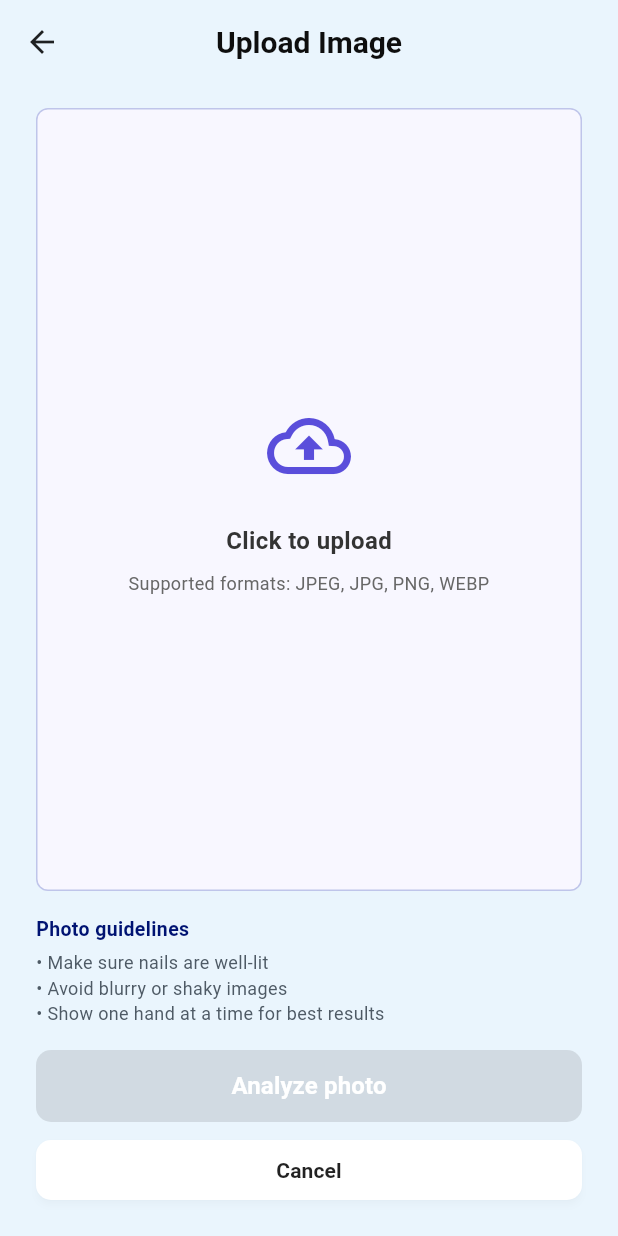
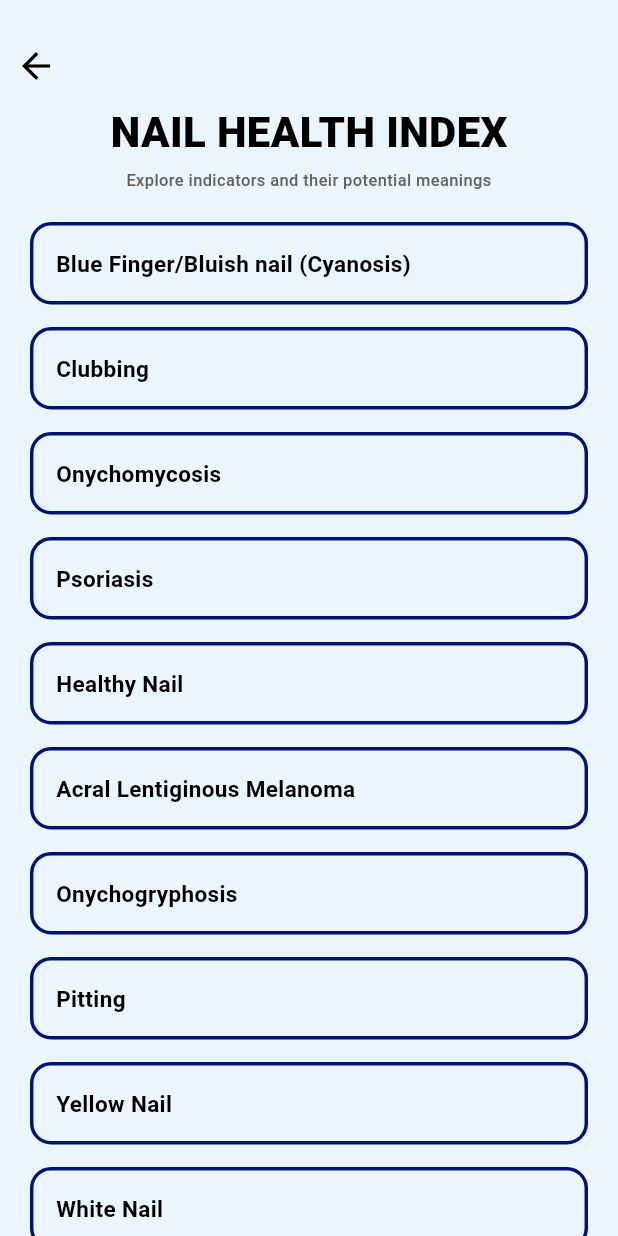
Before and after one commit to harleneee/KuCognition_NIHATI, a Flutter app: the screen it shows after launch, on a phone screen of 412 x 824 dp. Run offline on Flutter 3.47's test engine with Material 3 defaults, Android fonts, the phone set to English and light mode, and no system bars; our stand-ins replace cloud_firestore, firebase_auth, firebase_core, image_picker; accounts and stored records are empty; Roboto replaces fonts that are missing (Montserrat).

Commit message:
learn more & info page

```diff
--- /dev/null
+++ b/lib/data/disease_data.dart
@@ -0,0 +1,172 @@
+class DiseaseInfo {
+  final String name;
+  final String description;
+  final List<String> signs;
+  final String image;
+
+  DiseaseInfo({
+    required this.name,
+    required this.description,
+    required this.signs,
+    required this.image,
+  });
+}
+
+final Map<String, DiseaseInfo> diseaseDatabase = {
+  "Blue Finger/Bluish nail (Cyanosis)": DiseaseInfo(
+    name: "Blue Finger / Cyanosis",
+    image: "assets/images/cyanosis.jpg",
+    description:
+        "Cyanosis is a bluish discoloration of the fingertips, indicating a reduced oxygen level in the blood. This condition typically arises from circulation problems, heart issues, or lung disease. Severe cold exposure can also trigger cyanosis by reducing blood flow to the extremities, causing oxygen deprivation. Cyanosis may be a sign of underlying respiratory.",
+    signs: [
+      "Bluish or purplish nail beds",
+      "Cold fingers",
+      "Reduced oxygen circulation",
+      "Possible numbness or tingling",
+    ],
+  ),
+
+  "Clubbing": DiseaseInfo(
+    name: "Nail Clubbing",
+    image: "assets/images/clubbing.jpg",
+    description:
+        "Nail clubbing is characterized by rounded, bulb-like fingertips and downward-curving nails. It is commonly associated with heart disease, lung cancer, chronic lung infections, or gastrointestinal disorders. The condition is often linked to reduced oxygen levels in the blood and impaired circulation.",
+    signs: [
+      "Rounded, bulb-like fingertips",
+      "Increased nail curvature",
+      "Soft nail beds",
+      "Warm, swollen fingertips",
+    ],
+  ),
+
+  "Onychomycosis": DiseaseInfo(
+    name: "Onychomycosis",
+    image: "assets/images/onychomycosis.jpg",
+    description:
+        "Onychomycosis is a fungal infection of the nails that is often linked to conditions like diabetes or a weakened immune system. This infection causes nail thickening, discoloration, and the buildup of debris beneath the nail. This can also cause nail separation from the nail bed (onycholysis) and are more common in people with diabetic neuropathy.",
+    signs: [
+      "Yellow, brown, or white discoloration",
+      "Thickened or distorted nails",
+      "Crumbling or brittle nail edges",
+      "Separation of nail from nail bed",
+      "Debris buildup under nail",
+    ],
+  ),
+
+  "Psoriasis": DiseaseInfo(
+    name: "Nail Psoriasis",
+    image: "assets/images/psoriasis.jpg",
+    description:
+        "Nail psoriasis is a chronic inflammatory disorder often seen in people with psoriasis or psoriatic arthritis. It causes pitting, discoloration, and nail separation. Psoriasis affects the immune system, leading to abnormal nail growth and the formation of small pits or depressions on the surface of the nails. This condition can cause discomfort and may lead to nail damage if left untreated.",
+    signs: [
+      "Small pits on the nail surface",
+      "Yellow-red discoloration (oil-drop sign)",
+      "Crumbling nails",
+      "Nail separation (onycholysis)",
+    ],
+  ),
+
+  "Healthy Nail": DiseaseInfo(
+    name: "Healthy Nail",
+    image: "assets/images/healthy.jpg",
+    description:
+        "Healthy nails are a reflection of good nutrition, proper circulation, and overall systemic health. They appear smooth, with no ridges or pits, and have a natural pinkish color. If nails become brittle or develop abnormalities, it may signal an underlying health issue such as nutritional deficiencies or poor circulation.",
+    signs: [
+      "Smooth texture",
+      "Uniform pinkish color",
+      "No ridges or pits",
+      "Firm attachment to nail bed",
+    ],
+  ),
+
+  "Acral Lentiginous Melanoma": DiseaseInfo(
+    name: "Acral Lentiginous Melanoma",
+    image: "assets/images/melanoma.jpg",
+    description:
+        "Acral lentiginous melanoma is a rare form of skin cancer that often appears under the nails. Early detection is critical, as it can spread quickly if left untreated. This type of melanoma tends to have dark streaks under the nail and is more common in individuals with darker skin tones. Irregular borders and color changes are warning signs, and it may bleed or cause nail separation.",
+    signs: [
+      "Dark streak under the nail",
+      "Pigmented spot that expands over time",
+      "Irregular borders or color changes",
+      "Nail separation or bleeding",
+    ],
+  ),
+
+  "Onychogryphosis": DiseaseInfo(
+    name: "Onychogryphosis",
+    image: "assets/images/onychogryphosis.jpg",
+    description:
+        "Onychogryphosis, also known as ram's horn nails, results in extreme thickening and curvature of the nails. It may be linked to poor circulation, trauma, or long-term neglect of nail care. This condition causes the nails to become disfigured, and the thickened nails may cause pain when wearing shoes or performing tasks that involve pressure on the toes.",
+    signs: [
+      "Severely thickened nails",
+      "Curved or twisted nail shape",
+      "Yellow-brown color",
+      "Pain when wearing shoes",
+    ],
+  ),
+
+  "Pitting": DiseaseInfo(
+    name: "Nail Pitting",
+    image: "assets/images/pitting.jpg",
+    description:
+        "Nail pitting refers to the development of small depressions or pits on the nail surface. It is most commonly associated with psoriasis, eczema, or alopecia areata. Pitting is thought to result from disrupted keratin production and may be linked to other skin conditions or systemic diseases. People with nail pitting may also experience brittle nails and thinning of the nail plate.",
+    signs: [
+      "Multiple small pits on nails",
+      "Rough or brittle nail surface",
+      "Discoloration",
+      "Possible thinning of nail",
+    ],
+  ),
+
+  "Yellow Nail": DiseaseInfo(
+    name: "Yellow Nail",
+    image: "assets/images/yellownail.jpg",
+    description:
+        "Yellow nail syndrome is associated with respiratory disease, lymphedema, and systemic conditions that impair circulation and immune function. It is characterized by yellow discoloration of the nails, along with slow growth and thickened curvature. This syndrome may be a sign of underlying chronic respiratory conditions, such as bronchiectasis or asthma.",
+    signs: [
+      "Strong yellow discoloration",
+      "Slow nail growth",
+      "Thickened curvature",
+      "Possible swelling of legs or arms",
+    ],
+  ),
+
+  "White Nail": DiseaseInfo(
+    name: "White Nail",
+    image: "assets/images/whitenail.jpg",
+    description:
+        "White nails (leukonychia) are often a sign of liver disease, anemia, or zinc deficiency. The nails may develop white patches or become entirely white, indicating a possible systemic condition. Brittle nails and slow recovery are common, and white nails can also result from trauma or nail infections. It’s important to monitor changes in nail color as they can signal serious health problems.",
+    signs: [
+      "White patches or full nail whitening",
+      "Brittle nail texture",
+      "Possible ridges",
+      "Slow nail recovery",
+    ],
+  ),
+
+  "Beau’s line": DiseaseInfo(
+    name: "Beau’s Lines",
+    image: "assets/images/beausline.jpg",
+    description:
+        "Beau's lines are horizontal indentations that form across the nail plate, often caused by trauma, illness, or nutritional deficiencies. These lines appear when nail growth is temporarily halted due to a health crisis. They may span the entire width of the nail and could indicate a systemic condition such as severe infection, fever, or stress-induced changes.",
+    signs: [
+      "Deep horizontal grooves",
+      "Interrupted nail growth",
+      "Ridges spanning nail width",
+      "History of illness or stress",
+    ],
+  ),
+
+  "Koilonychia": DiseaseInfo(
+    name: "Koilonychia",
+    image: "assets/images/koilonychia.jpg",
+    description:
+        "Koilonychia, commonly known as spoon nails, is often associated with iron deficiency anemia or chronic conditions that affect nutrition. The nails appear concave or spoon-shaped and may become thin or fragile. Koilonychia is a visible indicator of an underlying health condition, and is often accompanied by symptoms like fatigue, dizziness, or pallor.",
+    signs: [
+      "Spoon-shaped nail curvature",
+      "Thin fragile nails",
+      "Pale or whitish color",
+      "Possible fatigue (connected symptom)",
+    ],
+  ),
+};
--- a/lib/screens/learnmore_page.dart
+++ b/lib/screens/learnmore_page.dart
@@ -0,0 +1,113 @@
+import 'package:flutter/material.dart';
+import 'diseaseresults_page.dart'; // <-- IMPORT THE NEW PAGE
+
+class LearnMorePage extends StatelessWidget {
+  LearnMorePage({super.key});
+
+  final List<String> items = [
+    "Blue Finger/Bluish nail (Cyanosis)",
+    "Clubbing",
+    "Onychomycosis",
+    "Psoriasis",
+    "Healthy Nail",
+    "Acral Lentiginous Melanoma",
+    "Onychogryphosis",
+    "Pitting",
+    "Yellow Nail",
+    "White Nail",
+    "Beau’s line",
+    "Koilonychia",
+  ];
+
+  @override
+  Widget build(BuildContext context) {
+    return Scaffold(
+      backgroundColor: const Color(0xFFEAF5FD),
+      body: SafeArea(
+        child: Column(
+          children: [
+            const SizedBox(height: 20),
+
+            Align(
+              alignment: Alignment.centerLeft,
+              child: IconButton(
+                onPressed: () => Navigator.pop(context),
+                icon: const Icon(Icons.arrow_back, size: 28, color: Colors.black),
+              ),
+            ),
+
+            const Text(
+              "NAIL HEALTH INDEX",
+              style: TextStyle(
+                fontSize: 28,
+                fontWeight: FontWeight.w800,
+                fontFamily: 'Montserrat',
+                color: Colors.black,
+              ),
+            ),
+
+            const SizedBox(height: 4),
+
+            const Text(
+              "Explore indicators and their potential meanings",
+              textAlign: TextAlign.center,
+              style: TextStyle(
+                fontSize: 11,
+                fontFamily: 'Montserrat',
+                fontWeight: FontWeight.w500,
+                color: Color(0xFF626262),
+              ),
+            ),
+
+            const SizedBox(height: 20),
+
+            Expanded(
+              child: ListView.builder(
+                padding: const EdgeInsets.symmetric(horizontal: 20),
+                itemCount: items.length,
+                itemBuilder: (context, index) {
+                  return GestureDetector(
+                    onTap: () {
+                      Navigator.push(
+                       context,
+                       MaterialPageRoute(
+                         builder: (_) => DiseaseDetailsPage(disease: items[index]),
+                      ),
+                    );
+                  },
+
+                    child: Container(
+                      margin: const EdgeInsets.only(bottom: 15),
+                      padding: const EdgeInsets.symmetric(horizontal: 15),
+                      height: 55,
+                      decoration: BoxDecoration(
+                        color: const Color(0xFFEAF5FD),
+                        borderRadius: BorderRadius.circular(14),
+                        border: Border.all(
+                          color: const Color(0xFF001372),
+                          width: 2.3,
+                        ),
+                      ),
+                      child: Align(
+                        alignment: Alignment.centerLeft,
+                        child: Text(
+                          items[index],
+                          style: const TextStyle(
+                            fontSize: 15,
+                            fontFamily: 'Montserrat',
+                            fontWeight: FontWeight.w600,
+                            color: Colors.black,
+                          ),
+                        ),
+                      ),
+                    ),
+                  );
+                },
+              ),
+            )
+          ],
+        ),
+      ),
+    );
+  }
+}
```
Also changed, not shown: lib/main.dart (+13 -7 lines), lib/screens/diseaseresults_page.dart (added, +178 -0 lines), lib/screens/result_page.dart (deleted, +0 -80 lines), lib/screens/uploaded_result.dart (+80 -0 lines), pubspec.yaml (+3 -67 lines), assets/images/beausline.jpg (added), assets/images/clubbing.jpg (added), assets/images/cyanosis.jpg (added), assets/images/healthy.jpg (added), assets/images/koilonychia.jpg (added), assets/images/melanoma.jpg (added), assets/images/onychogryphosis.jpg (added), assets/images/onychomycosis.jpg (added), assets/images/pitting.jpg (added), 3 more files.
